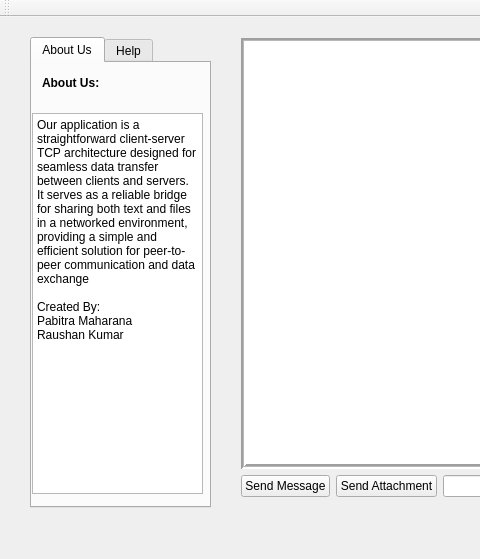
The window that QTCPClient/mainwindow.ui (Raj-pro/file-transfer-application-using-qt) describes before a commit, drawn with Qt 5; both pictures show x 0 to 480 and y 0 to 559 of the 808 by 559 pixel window.
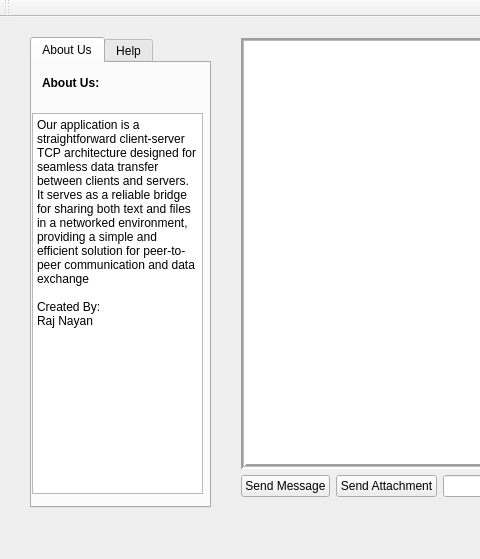
The same window after the commit.

Patch:
```diff
--- a/QTCPClient/mainwindow.ui
+++ b/QTCPClient/mainwindow.ui
@@ -46,8 +46,7 @@
        <string>Our application is a straightforward client-server TCP architecture designed for seamless data transfer between clients and servers. It serves as a reliable bridge for sharing both text and files in a networked environment, providing a simple and efficient solution for peer-to-peer communication and data exchange
 
 Created By:
-Pabitra Maharana
-Raushan Kumar
+Raj Nayan
 </string>
       </property>
      </widget>
```
